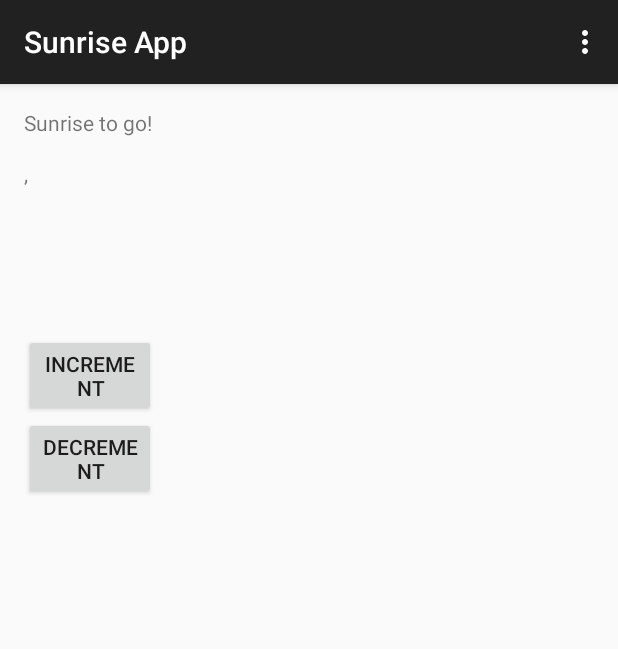
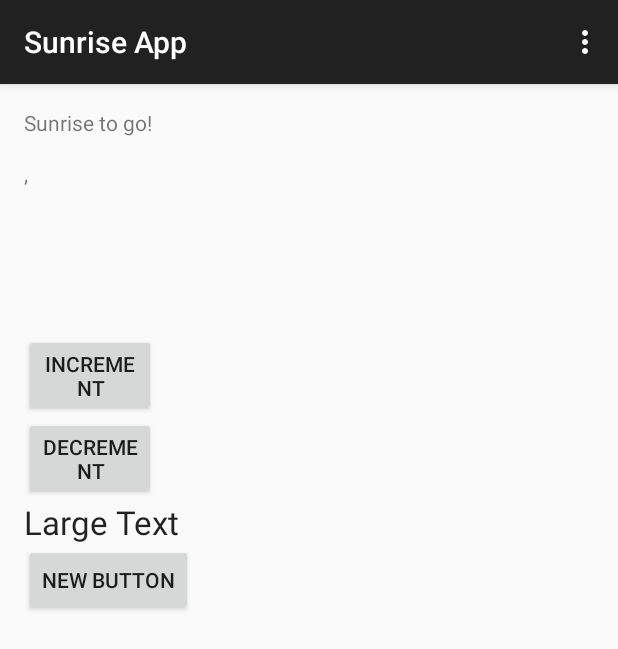
Before and after one commit to sunrise-projects/mobile-personal-assistant, an Android app: the screen it shows after launch (MainActivity), on a phone screen of 412 x 824 dp. Shown: the top 649 px of the screen. Run offline under Robolectric (Android 15) with nearby library versions, the phone set to English and light mode, and no system bars; libraries missing offline, so code that uses them is left out: retrofit.http; 8 statements that could not run were skipped.

Commit message:
added speech recognition

```diff
--- a/app/src/main/res/layout/activity_main.xml
+++ b/app/src/main/res/layout/activity_main.xml
@@ -54,4 +54,24 @@
         android:layout_alignParentLeft="true"
         android:layout_alignParentStart="true" />
 
+    <TextView
+        android:layout_width="wrap_content"
+        android:layout_height="wrap_content"
+        android:textAppearance="?android:attr/textAppearanceLarge"
+        android:text="Large Text"
+        android:id="@+id/txtSpeechInput"
+        android:layout_below="@+id/decrement"
+        android:layout_alignParentLeft="true"
+        android:layout_alignParentStart="true" />
+
+    <Button
+        android:layout_width="wrap_content"
+        android:layout_height="wrap_content"
+        android:text="New Button"
+        android:id="@+id/btnSpeak"
+        android:layout_below="@+id/txtSpeechInput"
+        android:layout_alignParentLeft="true"
+        android:layout_alignParentStart="true" />
+
+
 </RelativeLayout>
--- a/app/src/main/res/values/strings.xml
+++ b/app/src/main/res/values/strings.xml
@@ -3,4 +3,9 @@
 
     <string name="hello_world">Sunrise to go!</string>
     <string name="action_settings">Settings</string>
+
+
+    <string name="speech_prompt">Say something&#8230;</string>
+    <string name="speech_not_supported">Sorry! Your device doesn\'t support speech input</string>
+    <string name="tap_on_mic">Tap on mic to speak</string>
 </resources>
```
Also changed, not shown: app/src/main/java/com/example/chit/myapplication/MainActivity.java (+68 -1 lines), 1 other file.
